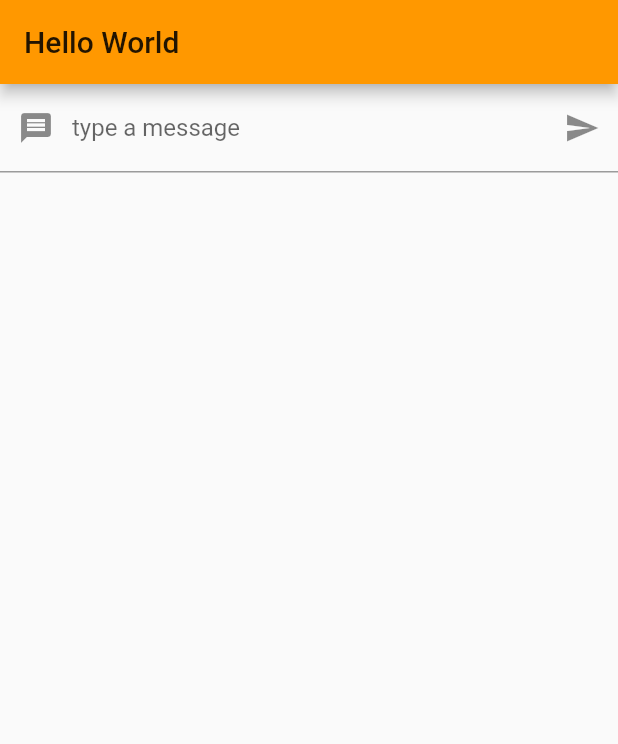
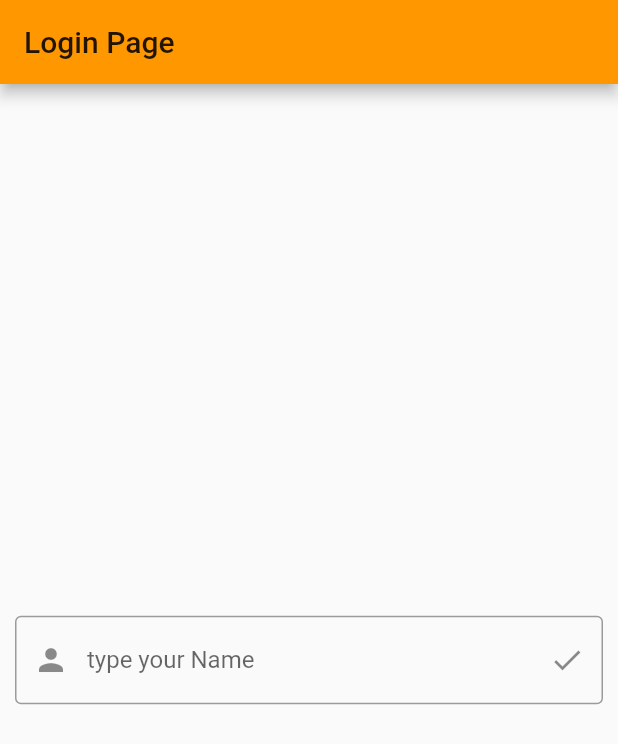
Before and after one commit to Samson303/techwtim, a Flutter app: the screen it shows after launch, on a phone screen of 412 x 824 dp. Shown: the top 744 px of the screen. Run offline on Flutter 3.47's test engine with Material 2 defaults, Android fonts, the phone set to English and light mode, and no system bars.

Commit message:
feat: loginPage, Made all Widgets own file

```diff
--- /dev/null
+++ b/lib/login.dart
@@ -0,0 +1,54 @@
+import 'package:flutter/material.dart';
+import 'package:techwtim/myHomePage.dart';
+import 'myHomePage.dart';
+
+class LoginPage extends StatelessWidget {
+  @override
+  Widget build(BuildContext context) {
+    return Scaffold(
+      appBar: AppBar(
+        title: Text('Login Page'),
+      ),
+      body: Body(),
+    );
+  }
+}
+
+class Body extends StatefulWidget {
+  @override
+  _BodyState createState() => _BodyState();
+}
+
+class _BodyState extends State<Body> {
+  String name;
+  TextEditingController controller = new TextEditingController();
+
+  void click() {
+    this.name = controller.text;
+    Navigator.push(context,
+        MaterialPageRoute(builder: (context) => MyhomePage(this.name)));
+  }
+
+  @override
+  Widget build(BuildContext context) {
+    return Align(
+        alignment: Alignment.center,
+        child: Padding(
+          padding: EdgeInsets.all(10.0),
+          child: TextField(
+            controller: this.controller,
+            decoration: InputDecoration(
+              prefixIcon: Icon(Icons.person),
+              labelText: "type your Name",
+              border: OutlineInputBorder(
+                  borderSide: BorderSide(width: 5.0, color: Colors.black)),
+              suffixIcon: IconButton(
+                  icon: Icon(Icons.done),
+                  onPressed: this.click,
+                  splashColor: Colors.blue,
+                  tooltip: 'Submit'),
+            ),
+          ),
+        ));
+  }
+}
--- a/lib/main.dart
+++ b/lib/main.dart
@@ -1,4 +1,7 @@
 import 'package:flutter/material.dart';
+import 'package:techwtim/login.dart';
+import 'myHomePage.dart';
+import 'login.dart';
 
 void main() {
   runApp(MyApp());
@@ -14,74 +17,7 @@ class MyApp extends StatelessWidget {
         primarySwatch: Colors.orange,
         visualDensity: VisualDensity.adaptivePlatformDensity,
       ),
-      home: MyhomePage(),
+      home: LoginPage(),
     );
   }
 }
-
-class MyhomePage extends StatefulWidget {
-  @override
-  _MyhomePageState createState() => _MyhomePageState();
-}
-
-class _MyhomePageState extends State<MyhomePage> {
-  String text = "";
-
-  void changeText(String text) {
-    this.setState(() {
-      this.text = text;
-    });
-  }
-
-  @override
-  Widget build(BuildContext context) {
-    return Scaffold(
-      appBar: AppBar(
-        title: Text('Hello World'),
-      ),
-      body: Column(
-        children: <Widget>[TextInputWidget(this.changeText), Text(this.text)],
-      ),
-    );
-  }
-}
-
-class TextInputWidget extends StatefulWidget {
-  final Function(String) callback;
-
-  TextInputWidget(this.callback);
-
-  @override
-  _TextInputWidgetState createState() => _TextInputWidgetState();
-}
-
-class _TextInputWidgetState extends State<TextInputWidget> {
-  final controller = TextEditingController();
-
-  @override
-  void dispose() {
-    super.dispose();
-    controller.dispose();
-  }
-
-  void click() {
-    widget.callback(controller.text);
-    controller.clear();
-  }
-
-  @override
-  Widget build(BuildContext context) {
-    return TextField(
-      controller: this.controller,
-      decoration: InputDecoration(
-          prefixIcon: Icon(Icons.message),
-          labelText: "type a message",
-          suffixIcon: IconButton(
-            icon: Icon(Icons.send),
-            onPressed: this.click,
-            splashColor: Colors.blue,
-            tooltip: 'post message',
-          )),
-    );
-  }
-}
```
Also changed, not shown: lib/myHomePage.dart (added, +38 -0 lines), lib/post.dart (added, +18 -0 lines), lib/postList.dart (added, +56 -0 lines), lib/textInputWidget.dart (added, +42 -0 lines).
